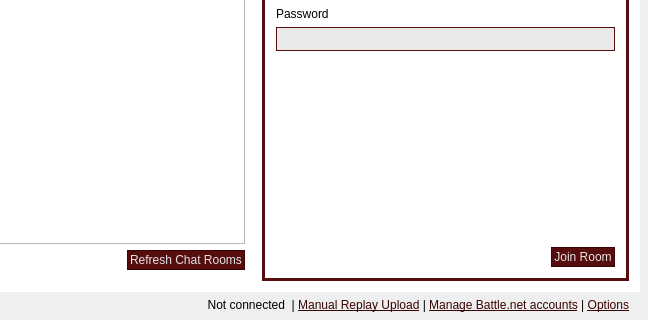
Starbow/eros, file mainwindow.ui: the form before one commit; both pictures show x 131 to 779 and y 165 to 485 of the 779 by 485 pixel window.
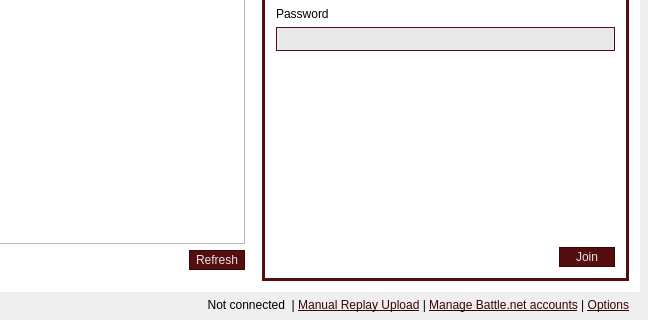
The form after the commit. The open tabs and pages were chosen to show the change. Icons and pictures are not drawn.

What changed in the file:
```diff
--- a/mainwindow.ui
+++ b/mainwindow.ui
@@ -236,7 +236,7 @@
        <bool>true</bool>
       </property>
       <property name="movable">
-       <bool>true</bool>
+       <bool>false</bool>
       </property>
       <widget class="QWidget" name="tabMatchmaking">
        <attribute name="title">
@@ -996,7 +996,7 @@
            <item alignment="Qt::AlignRight">
             <widget class="QPushButton" name="btnRefreshChats">
              <property name="text">
-              <string>Refresh Chat Rooms</string>
+              <string>Refresh</string>
              </property>
             </widget>
            </item>
@@ -1098,7 +1098,7 @@
            <item row="2" column="0" alignment="Qt::AlignRight">
             <widget class="QPushButton" name="btnJoinRoom">
              <property name="text">
-              <string>Join Room</string>
+              <string>Join</string>
              </property>
             </widget>
            </item>
```
Left out of the diff: 5 changed lines with no effect on the pictures.
